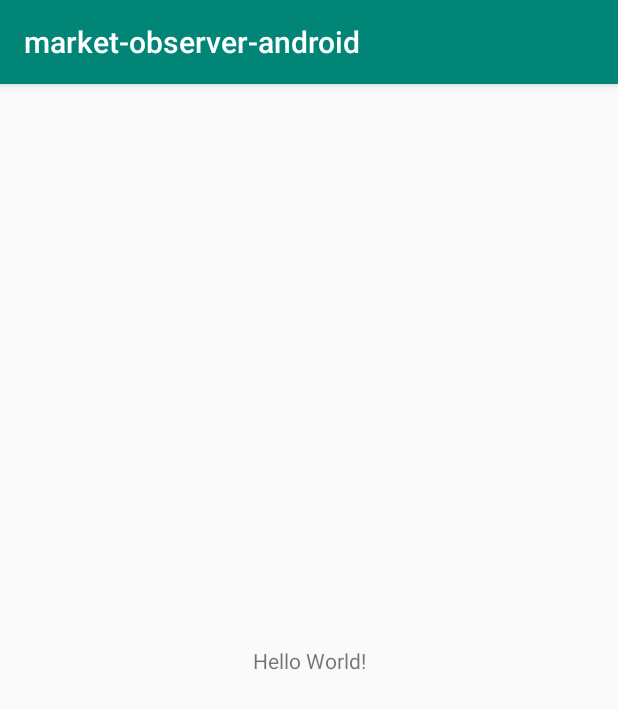
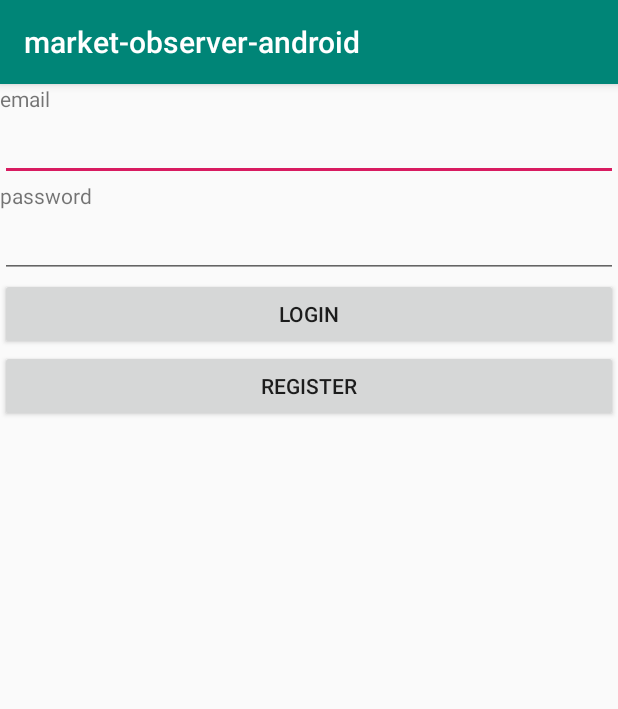
Before and after one commit to yegorf/market-observer-android, an Android app: the screen it shows after launch (MainActivity before the commit, LoginActivity after it), on a phone screen of 412 x 824 dp. Shown: the top 709 px of the screen. Run offline under Robolectric (Android 15) with nearby library versions, the phone set to English and light mode, and no system bars.

Commit message:
add login activity

```diff
--- a/app/src/main/AndroidManifest.xml
+++ b/app/src/main/AndroidManifest.xml
@@ -9,7 +9,8 @@
         android:roundIcon="@mipmap/ic_launcher_round"
         android:supportsRtl="true"
         android:theme="@style/AppTheme">
-        <activity android:name=".presentation.activity.MainActivity">
+        <activity android:name=".presentation.activity.MainActivity"></activity>
+        <activity android:name=".presentation.activity.LoginActivity">
             <intent-filter>
                 <action android:name="android.intent.action.MAIN" />
 
--- /dev/null
+++ b/app/src/main/java/com/example/market_observer_android/presentation/activity/LoginActivity.kt
@@ -0,0 +1,42 @@
+package com.example.market_observer_android.presentation.activity
+
+import androidx.appcompat.app.AppCompatActivity
+import android.os.Bundle
+import com.example.market_observer_android.R
+import com.example.market_observer_android.presentation.navigation.ActivityNavigator
+import kotlinx.android.synthetic.main.activity_login.*
+
+class LoginActivity : AppCompatActivity() {
+
+    override fun onCreate(savedInstanceState: Bundle?) {
+        super.onCreate(savedInstanceState)
+        setContentView(R.layout.activity_login)
+        initViews()
+    }
+
+    private fun initViews() {
+        btn_login.setOnClickListener {
+            login()
+        }
+
+        btn_register.setOnClickListener {
+            register()
+        }
+    }
+
+    private fun register() {
+        val email = et_email.text
+        val password = et_password.text
+
+        //todo presenter -> repo -> api
+        ActivityNavigator.navigateToMainActivity(this)
+    }
+
+    private fun login() {
+        val email = et_email.text
+        val password = et_password.text
+
+        //todo presenter -> repo -> api
+        ActivityNavigator.navigateToMainActivity(this)
+    }
+}
--- /dev/null
+++ b/app/src/main/java/com/example/market_observer_android/presentation/navigation/ActivityNavigator.kt
@@ -0,0 +1,12 @@
+package com.example.market_observer_android.presentation.navigation
+
+import android.app.Activity
+import android.content.Intent
+import com.example.market_observer_android.presentation.activity.MainActivity
+
+object ActivityNavigator {
+
+    fun navigateToMainActivity(activity: Activity) {
+        activity.startActivity(Intent(activity, MainActivity::class.java))
+    }
+}
--- /dev/null
+++ b/app/src/main/res/layout/activity_login.xml
@@ -0,0 +1,41 @@
+<?xml version="1.0" encoding="utf-8"?>
+<LinearLayout xmlns:android="http://schemas.android.com/apk/res/android"
+    xmlns:tools="http://schemas.android.com/tools"
+    android:layout_width="match_parent"
+    android:layout_height="match_parent"
+    tools:context=".presentation.activity.LoginActivity"
+    android:orientation="vertical">
+
+    <TextView
+        android:layout_width="match_parent"
+        android:layout_height="wrap_content"
+        android:text="email"/>
+
+    <EditText
+        android:id="@+id/et_email"
+        android:layout_width="match_parent"
+        android:layout_height="wrap_content"/>
+
+    <TextView
+        android:layout_width="match_parent"
+        android:layout_height="wrap_content"
+        android:text="password"/>
+
+    <EditText
+        android:id="@+id/et_password"
+        android:layout_width="match_parent"
+        android:layout_height="wrap_content"/>
+
+    <Button
+        android:id="@+id/btn_login"
+        android:layout_width="match_parent"
+        android:layout_height="wrap_content"
+        android:text="Login"/>
+
+    <Button
+        android:id="@+id/btn_register"
+        android:layout_width="match_parent"
+        android:layout_height="wrap_content"
+        android:text="Register"/>
+
+</LinearLayout>
--- a/app/src/main/res/layout/activity_main.xml
+++ b/app/src/main/res/layout/activity_main.xml
@@ -9,7 +9,7 @@
     <TextView
         android:layout_width="wrap_content"
         android:layout_height="wrap_content"
-        android:text="Hello World!"
+        android:text="Hello Worlddd!"
         app:layout_constraintBottom_toBottomOf="parent"
         app:layout_constraintLeft_toLeftOf="parent"
         app:layout_constraintRight_toRightOf="parent"
```
